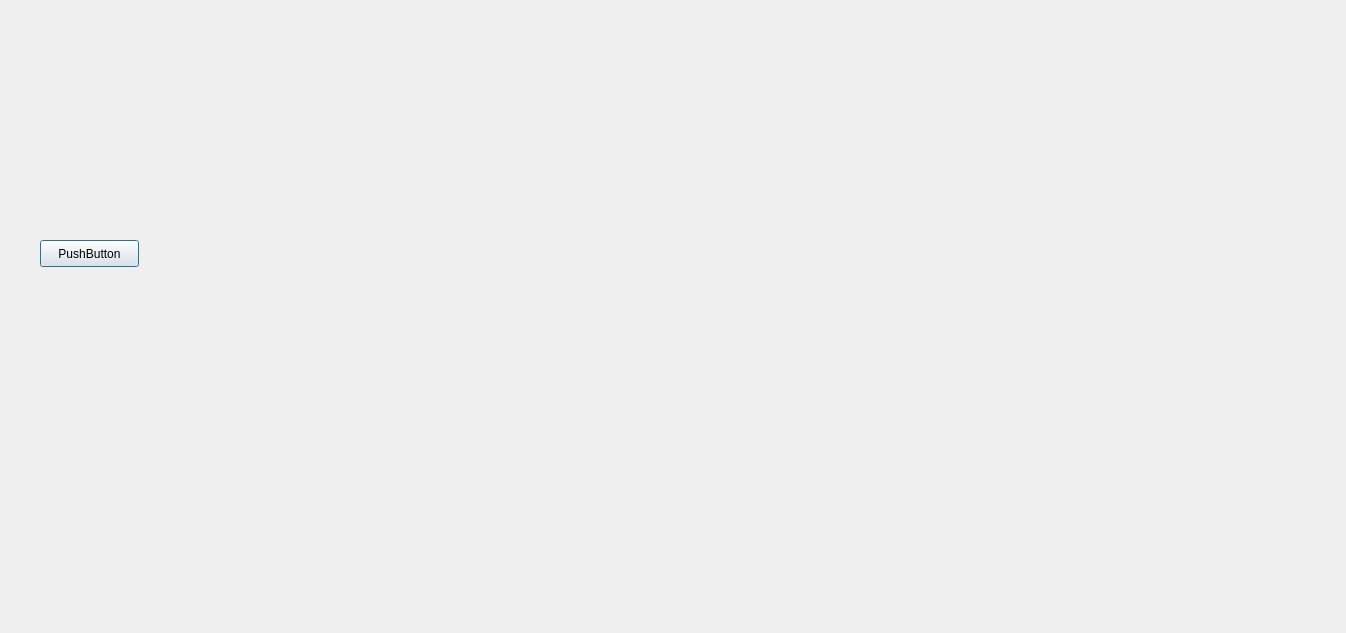
First picture: the form in leastsquarestadlg.ui, repository ralex1975/jackStock, before the edit.
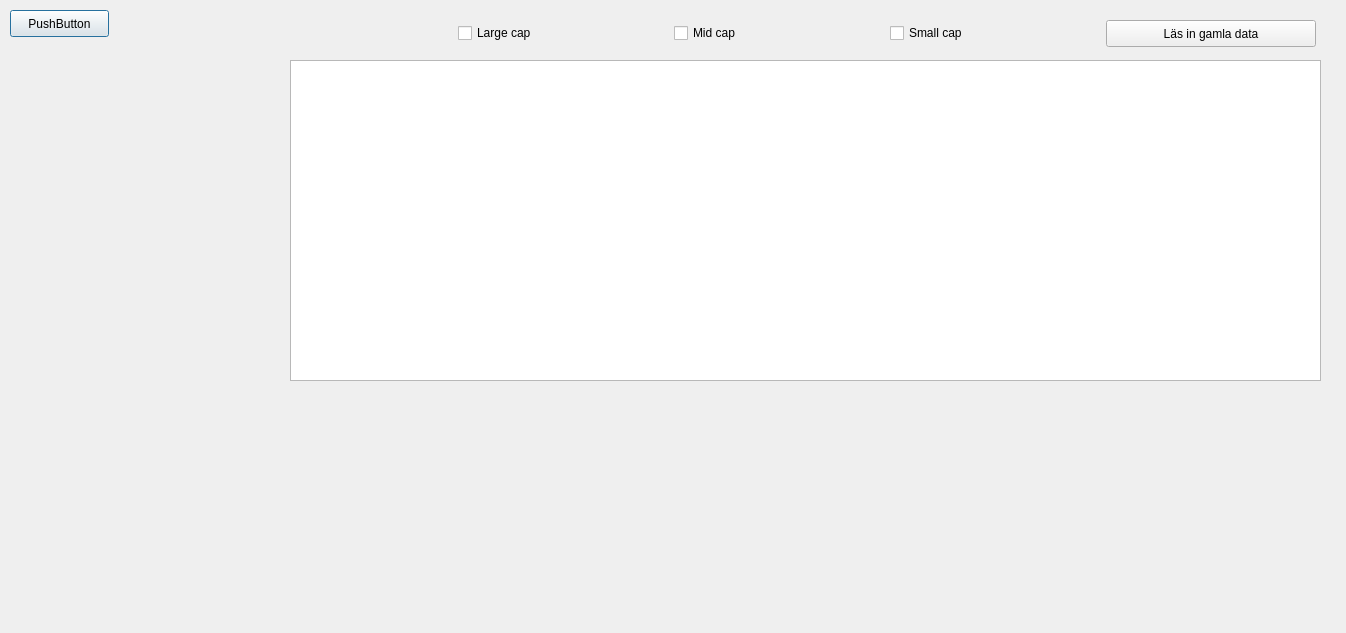
Second picture: the form after the edit.

Commit message: add least sqrt gui table

The edit to the form file:
```diff
--- a/leastsquarestadlg.ui
+++ b/leastsquarestadlg.ui
@@ -16,8 +16,8 @@
   <widget class="QPushButton" name="pushButton">
    <property name="geometry">
     <rect>
-     <x>40</x>
-     <y>240</y>
+     <x>10</x>
+     <y>10</y>
      <width>99</width>
      <height>27</height>
     </rect>
@@ -26,6 +26,68 @@
     <string>PushButton</string>
    </property>
   </widget>
+  <widget class="QTableView" name="tableViewLeastSquare">
+   <property name="geometry">
+    <rect>
+     <x>290</x>
+     <y>60</y>
+     <width>1031</width>
+     <height>321</height>
+    </rect>
+   </property>
+  </widget>
+  <widget class="QCheckBox" name="largeCapCheckBox">
+   <property name="geometry">
+    <rect>
+     <x>458</x>
+     <y>22</y>
+     <width>210</width>
+     <height>22</height>
+    </rect>
+   </property>
+   <property name="text">
+    <string>Large cap</string>
+   </property>
+  </widget>
+  <widget class="QCheckBox" name="midCapCheckBox">
+   <property name="geometry">
+    <rect>
+     <x>674</x>
+     <y>22</y>
+     <width>210</width>
+     <height>22</height>
+    </rect>
+   </property>
+   <property name="text">
+    <string>Mid cap</string>
+   </property>
+  </widget>
+  <widget class="QPushButton" name="GetDbDataButton">
+   <property name="geometry">
+    <rect>
+     <x>1106</x>
+     <y>20</y>
+     <width>210</width>
+     <height>27</height>
+    </rect>
+   </property>
+   <property name="text">
+    <string>Läs in gamla data</string>
+   </property>
+  </widget>
+  <widget class="QCheckBox" name="smallCapCheckBox">
+   <property name="geometry">
+    <rect>
+     <x>890</x>
+     <y>22</y>
+     <width>210</width>
+     <height>22</height>
+    </rect>
+   </property>
+   <property name="text">
+    <string>Small cap</string>
+   </property>
+  </widget>
  </widget>
  <resources/>
  <connections/>
```
The commit also changes 3 other files.
